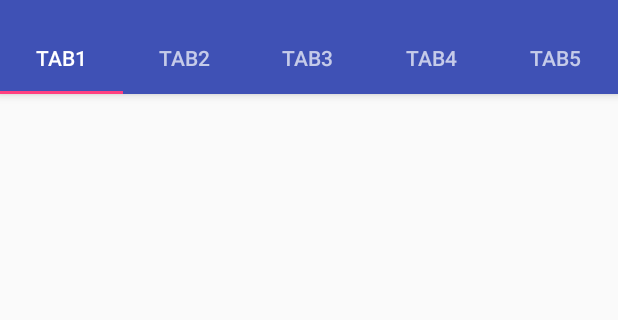
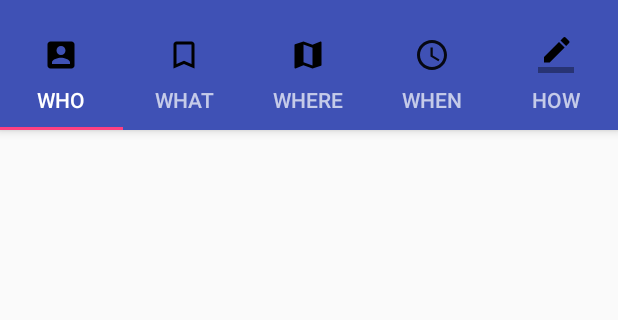
Before and after one commit to jayzhang929/CMSC434-mobileapp, an Android app: the screen it shows after launch (MainActivity), on a phone screen of 412 x 824 dp, the part 74-394 px from its top. Run offline under Robolectric (Android 15) with nearby library versions, the phone set to English and light mode, and no system bars.

Commit message:
chore: tab icon set

```diff
--- a/app/src/main/java/edu/umd/cs/tabby/MainActivity.java
+++ b/app/src/main/java/edu/umd/cs/tabby/MainActivity.java
@@ -46,6 +46,12 @@ public class MainActivity extends AppCompatActivity {
         // Give the TabLayout the ViewPager
         TabLayout tabLayout = (TabLayout) findViewById(R.id.sliding_tabs);
         tabLayout.setupWithViewPager(mViewPager);
+
+        tabLayout.getTabAt(0).setIcon(R.drawable.ic_account_box_24dp);
+        tabLayout.getTabAt(1).setIcon(R.drawable.ic_bookmark_outline_24dp);
+        tabLayout.getTabAt(2).setIcon(R.drawable.ic_map_24dp);
+        tabLayout.getTabAt(3).setIcon(R.drawable.ic_schedule_24dp);
+        tabLayout.getTabAt(4).setIcon(R.drawable.ic_border_color_24dp);
         //Setting tabs from adapter
         //tabLayout.setTabsFromPagerAdapter(mTabsPagerAdapter);
 
--- a/app/src/main/java/edu/umd/cs/tabby/SimpleTabFragment.java
+++ b/app/src/main/java/edu/umd/cs/tabby/SimpleTabFragment.java
@@ -32,7 +32,7 @@ public class SimpleTabFragment extends Fragment {
         SimpleTabFragment fragment = new SimpleTabFragment();
         Bundle args = new Bundle();
         args.putInt(TAB_NUMBER, tabNumber);
-        if (tabNumber == 2)
+        if (tabNumber == 3)
             args.putInt(OPEN_MAPS, 1);
 
         fragment.setArguments(args);
--- a/app/src/main/java/edu/umd/cs/tabby/SimpleTabPagerAdapter.java
+++ b/app/src/main/java/edu/umd/cs/tabby/SimpleTabPagerAdapter.java
@@ -1,5 +1,6 @@
 package edu.umd.cs.tabby;
 
+import android.graphics.drawable.Drawable;
 import android.support.v4.app.Fragment;
 import android.support.v4.app.FragmentManager;
 import android.support.v4.app.FragmentPagerAdapter;
@@ -30,17 +31,18 @@ public class SimpleTabPagerAdapter extends FragmentPagerAdapter {
 
     @Override
     public CharSequence getPageTitle(int position) {
+
         switch (position) {
             case 0:
-                return "tab1";
+                return "Who";
             case 1:
-                return "tab2";
+                return "What";
             case 2:
-                return "tab3";
+                return "Where";
             case 3:
-                return "tab4";
+                return "When";
             case 4:
-                return "tab5";
+                return "How";
         }
         return null;
     }
--- /dev/null
+++ b/app/src/main/res/drawable/ic_account_box_24dp.xml
@@ -0,0 +1,9 @@
+<vector xmlns:android="http://schemas.android.com/apk/res/android"
+        android:width="24dp"
+        android:height="24dp"
+        android:viewportWidth="24.0"
+        android:viewportHeight="24.0">
+    <path
+        android:fillColor="#FF000000"
+        android:pathData="M3,5v14c0,1.1 0.89,2 2,2h14c1.1,0 2,-0.9 2,-2V5c0,-1.1 -0.9,-2 -2,-2H5c-1.11,0 -2,0.9 -2,2zm12,4c0,1.66 -1.34,3 -3,3s-3,-1.34 -3,-3 1.34,-3 3,-3 3,1.34 3,3zm-9,8c0,-2 4,-3.1 6,-3.1s6,1.1 6,3.1v1H6v-1z"/>
+</vector>
--- /dev/null
+++ b/app/src/main/res/drawable/ic_bookmark_outline_24dp.xml
@@ -0,0 +1,9 @@
+<vector xmlns:android="http://schemas.android.com/apk/res/android"
+        android:width="24dp"
+        android:height="24dp"
+        android:viewportWidth="24.0"
+        android:viewportHeight="24.0">
+    <path
+        android:fillColor="#FF000000"
+        android:pathData="M17,3H7c-1.1,0 -1.99,0.9 -1.99,2L5,21l7,-3 7,3V5c0,-1.1 -0.9,-2 -2,-2zm0,15l-5,-2.18L7,18V5h10v13z"/>
+</vector>
--- /dev/null
+++ b/app/src/main/res/drawable/ic_border_color_24dp.xml
@@ -0,0 +1,13 @@
+<vector xmlns:android="http://schemas.android.com/apk/res/android"
+        android:width="24dp"
+        android:height="24dp"
+        android:viewportWidth="24.0"
+        android:viewportHeight="24.0">
+    <path
+        android:fillColor="#FF000000"
+        android:pathData="M17.75,7L14,3.25l-10,10V17h3.75l10,-10zm2.96,-2.96c0.39,-0.39 0.39,-1.02 0,-1.41L18.37,0.29c-0.39,-0.39 -1.02,-0.39 -1.41,0L15,2.25 18.75,6l1.96,-1.96z"/>
+    <path
+        android:fillColor="#FF000000"
+        android:pathData="M0,20h24v4H0z"
+        android:fillAlpha=".36"/>
+</vector>
--- /dev/null
+++ b/app/src/main/res/drawable/ic_map_24dp.xml
@@ -0,0 +1,9 @@
+<vector xmlns:android="http://schemas.android.com/apk/res/android"
+        android:width="24dp"
+        android:height="24dp"
+        android:viewportWidth="24.0"
+        android:viewportHeight="24.0">
+    <path
+        android:fillColor="#FF000000"
+        android:pathData="M20.5,3l-0.16,0.03L15,5.1 9,3 3.36,4.9c-0.21,0.07 -0.36,0.25 -0.36,0.48V20.5c0,0.28 0.22,0.5 0.5,0.5l0.16,-0.03L9,18.9l6,2.1 5.64,-1.9c0.21,-0.07 0.36,-0.25 0.36,-0.48V3.5c0,-0.28 -0.22,-0.5 -0.5,-0.5zM15,19l-6,-2.11V5l6,2.11V19z"/>
+</vector>
--- /dev/null
+++ b/app/src/main/res/drawable/ic_schedule_24dp.xml
@@ -0,0 +1,10 @@
+<vector xmlns:android="http://schemas.android.com/apk/res/android"
+        android:width="24dp"
+        android:height="24dp"
+        android:viewportWidth="24.0"
+        android:viewportHeight="24.0">
+    <path
+        android:fillColor="#FF000000"
+        android:pathData="M11.99,2C6.47,2 2,6.48 2,12s4.47,10 9.99,10C17.52,22 22,17.52 22,12S17.52,2 11.99,2zM12,20c-4.42,0 -8,-3.58 -8,-8s3.58,-8 8,-8 8,3.58 8,8 -3.58,8 -8,8zM12.5,7H11v6l5.25,3.15 0.75,-1.23 -4.5,-2.67z"
+        android:fillAlpha=".9"/>
+</vector>
```
